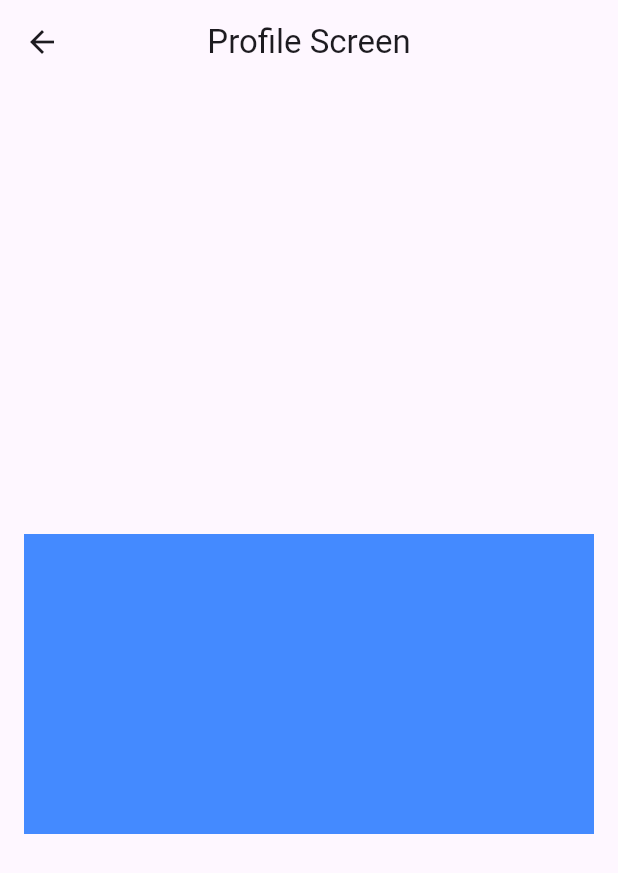
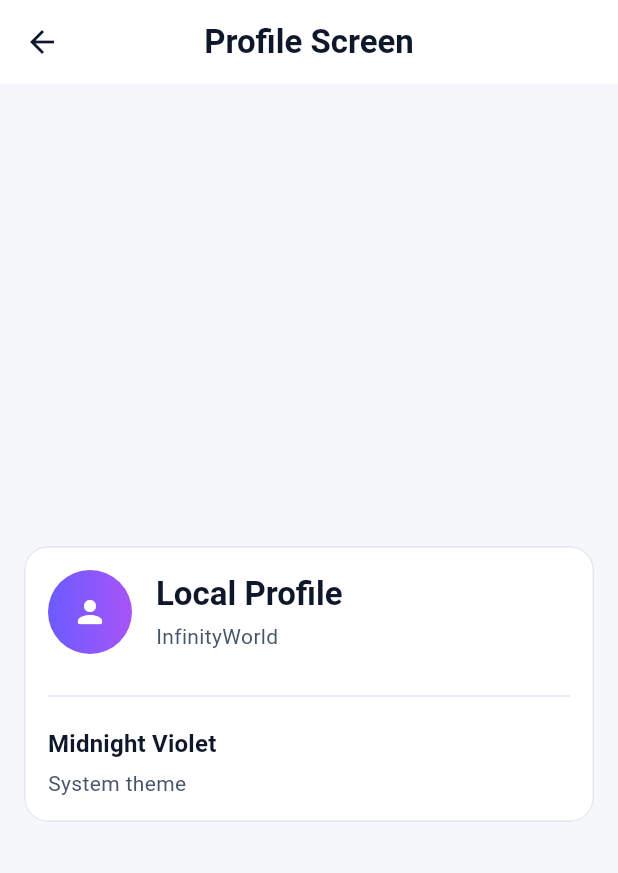
Before and after one commit to nqminh2417/InfinityWorld, a Flutter app: the ProfileScreen screen opened by its route, on a phone screen of 412 x 824 dp. Shown: the top 873 px of the screen. Run offline on Flutter 3.47's test engine with Material 3 defaults, Android fonts, the phone set to English and light mode, and no system bars; our stand-ins replace get.

Commit message:
feat: implement Midnight Violet theme and IwCard component; update Profile screen

```diff
--- /dev/null
+++ b/lib/design_system/components/iw_card.dart
@@ -0,0 +1,50 @@
+import 'package:flutter/material.dart';
+import 'package:infinity_world/design_system/tokens/iw_colors.dart';
+import 'package:infinity_world/design_system/tokens/iw_radius.dart';
+import 'package:infinity_world/design_system/tokens/iw_spacing.dart';
+
+class IwCard extends StatelessWidget {
+  final Widget child;
+  final EdgeInsetsGeometry padding;
+  final EdgeInsetsGeometry? margin;
+  final VoidCallback? onTap;
+
+  const IwCard({
+    super.key,
+    required this.child,
+    this.padding = const EdgeInsets.all(IwSpacing.cardPadding),
+    this.margin,
+    this.onTap,
+  });
+
+  @override
+  Widget build(BuildContext context) {
+    final brightness = Theme.of(context).brightness;
+    final borderRadius = IwRadius.cardBorderRadius;
+
+    final content = Padding(padding: padding, child: child);
+
+    final card = Material(
+      color: IwColors.surface1(brightness),
+      clipBehavior: Clip.antiAlias,
+      shape: RoundedRectangleBorder(
+        borderRadius: borderRadius,
+        side: BorderSide(color: IwColors.border(brightness)),
+      ),
+      child:
+          onTap == null
+              ? content
+              : InkWell(
+                borderRadius: borderRadius,
+                onTap: onTap,
+                child: content,
+              ),
+    );
+
+    if (margin == null) {
+      return card;
+    }
+
+    return Padding(padding: margin!, child: card);
+  }
+}
--- /dev/null
+++ b/lib/design_system/tokens/iw_colors.dart
@@ -0,0 +1,60 @@
+import 'package:flutter/material.dart';
+
+class IwColors {
+  const IwColors._();
+
+  static const Color darkBackground = Color(0xFF0B0E1A);
+  static const Color darkSurface1 = Color(0xFF14162B);
+  static const Color darkSurface2 = Color(0xFF1B1E35);
+  static const Color darkBorder = Color(0xFF3F4470);
+  static const Color darkTextPrimary = Color(0xFFFFFFFF);
+  static const Color darkTextSecondary = Color(0xFFAEB3D6);
+
+  static const Color lightBackground = Color(0xFFF6F7FB);
+  static const Color lightSurface1 = Color(0xFFFFFFFF);
+  static const Color lightSurface2 = Color(0xFFF1F3F9);
+  static const Color lightBorder = Color(0xFFE2E6F0);
+  static const Color lightTextPrimary = Color(0xFF0F172A);
+  static const Color lightTextSecondary = Color(0xFF475569);
+
+  static const Color primary = Color(0xFF6B5BFF);
+  static const Color primaryBright = Color(0xFFA855F7);
+  static const Color darkSecondary = Color(0xFF4CC2FF);
+  static const Color lightSecondary = Color(0xFF2563EB);
+  static const Color darkError = Color(0xFFEF4444);
+  static const Color lightError = Color(0xFFDC2626);
+
+  static Color background(Brightness brightness) {
+    return brightness == Brightness.dark ? darkBackground : lightBackground;
+  }
+
+  static Color surface1(Brightness brightness) {
+    return brightness == Brightness.dark ? darkSurface1 : lightSurface1;
+  }
+
+  static Color surface2(Brightness brightness) {
+    return brightness == Brightness.dark ? darkSurface2 : lightSurface2;
+  }
+
+  static Color border(Brightness brightness) {
+    return brightness == Brightness.dark ? darkBorder : lightBorder;
+  }
+
+  static Color textPrimary(Brightness brightness) {
+    return brightness == Brightness.dark ? darkTextPrimary : lightTextPrimary;
+  }
+
+  static Color textSecondary(Brightness brightness) {
+    return brightness == Brightness.dark
+        ? darkTextSecondary
+        : lightTextSecondary;
+  }
+
+  static Color secondary(Brightness brightness) {
+    return brightness == Brightness.dark ? darkSecondary : lightSecondary;
+  }
+
+  static Color error(Brightness brightness) {
+    return brightness == Brightness.dark ? darkError : lightError;
+  }
+}
--- /dev/null
+++ b/lib/design_system/tokens/iw_radius.dart
@@ -0,0 +1,25 @@
+import 'package:flutter/material.dart';
+
+class IwRadius {
+  const IwRadius._();
+
+  static const double radius4 = 4;
+  static const double radius8 = 8;
+  static const double radius12 = 12;
+  static const double radius16 = 16;
+  static const double radius20 = 20;
+  static const double radius24 = 24;
+  static const double radiusFull = 999;
+
+  static BorderRadius get buttonBorderRadius {
+    return BorderRadius.circular(radius12);
+  }
+
+  static BorderRadius get cardBorderRadius {
+    return BorderRadius.circular(radius16);
+  }
+
+  static BorderRadius get inputBorderRadius {
+    return BorderRadius.circular(radius12);
+  }
+}
--- /dev/null
+++ b/lib/design_system/tokens/iw_spacing.dart
@@ -0,0 +1,22 @@
+class IwSpacing {
+  const IwSpacing._();
+
+  static const double space0 = 0;
+  static const double space2 = 2;
+  static const double space4 = 4;
+  static const double space6 = 6;
+  static const double space8 = 8;
+  static const double space10 = 10;
+  static const double space12 = 12;
+  static const double space16 = 16;
+  static const double space20 = 20;
+  static const double space24 = 24;
+  static const double space32 = 32;
+  static const double space40 = 40;
+  static const double space48 = 48;
+  static const double space64 = 64;
+
+  static const double screenPadding = space16;
+  static const double cardPadding = space16;
+  static const double sectionGap = space24;
+}
--- a/lib/features/profile/presentation/profile_screen.dart
+++ b/lib/features/profile/presentation/profile_screen.dart
@@ -1,4 +1,7 @@
 import 'package:flutter/material.dart';
+import 'package:infinity_world/design_system/components/iw_card.dart';
+import 'package:infinity_world/design_system/tokens/iw_colors.dart';
+import 'package:infinity_world/design_system/tokens/iw_spacing.dart';
 
 class ProfileScreen extends StatefulWidget {
   const ProfileScreen({super.key});
@@ -10,6 +13,8 @@ class ProfileScreen extends StatefulWidget {
 class _ProfileScreenState extends State<ProfileScreen> {
   @override
   Widget build(BuildContext context) {
+    final brightness = Theme.of(context).brightness;
+
     return Scaffold(
       appBar: AppBar(
         // automaticallyImplyLeading: false,
@@ -21,21 +26,83 @@ class _ProfileScreenState extends State<ProfileScreen> {
         child: LayoutBuilder(
           builder: (context, constraints) {
             return SingleChildScrollView(
-              padding: const EdgeInsets.all(16),
+              padding: const EdgeInsets.all(IwSpacing.screenPadding),
               child: ConstrainedBox(
                 constraints: BoxConstraints(minHeight: constraints.maxHeight),
                 child: Center(
-                  child: Column(
-                    mainAxisSize: MainAxisSize.min,
-                    children: [
-                      Ink(
-                        child: Container(
-                          width: double.infinity,
-                          height: 200,
-                          color: Colors.blueAccent,
-                        ),
+                  child: IwCard(
+                    child: SizedBox(
+                      width: double.infinity,
+                      child: Column(
+                        mainAxisSize: MainAxisSize.min,
+                        crossAxisAlignment: CrossAxisAlignment.start,
+                        children: [
+                          Row(
+                            children: [
+                              Container(
+                                width: 56,
+                                height: 56,
+                                decoration: BoxDecoration(
+                                  gradient: const LinearGradient(
+                                    colors: [
+                                      IwColors.primary,
+                                      IwColors.primaryBright,
+                                    ],
+                                  ),
+                                  borderRadius: BorderRadius.circular(28),
+                                ),
+                                child: const Icon(
+                                  Icons.person_rounded,
+                                  color: Colors.white,
+                                ),
+                              ),
+                              const SizedBox(width: IwSpacing.space16),
+                              Expanded(
+                                child: Column(
+                                  crossAxisAlignment: CrossAxisAlignment.start,
+                                  children: [
+                                    Text(
+                                      'Local Profile',
+                                      style:
+                                          Theme.of(
+                                            context,
+                                          ).textTheme.titleLarge,
+                                    ),
+                                    const SizedBox(height: IwSpacing.space4),
+                                    Text(
+                                      'InfinityWorld',
+                                      style: Theme.of(
+                                        context,
+                                      ).textTheme.bodyMedium?.copyWith(
+                                        color: IwColors.textSecondary(
+                                          brightness,
+                                        ),
+                                      ),
+                                    ),
+                                  ],
+                                ),
+                              ),
+                            ],
+                          ),
+                          const SizedBox(height: IwSpacing.space20),
+                          Divider(color: IwColors.border(brightness)),
+                          const SizedBox(height: IwSpacing.space12),
+                          Text(
+                            'Midnight Violet',
+                            style: Theme.of(context).textTheme.titleMedium,
+                          ),
+                          const SizedBox(height: IwSpacing.space4),
+                          Text(
+                            'System theme',
+                            style: Theme.of(
+                              context,
+                            ).textTheme.bodyMedium?.copyWith(
+                              color: IwColors.textSecondary(brightness),
+                            ),
+                          ),
+                        ],
                       ),
-                    ],
+                    ),
                   ),
                 ),
               ),
--- a/lib/main.dart
+++ b/lib/main.dart
@@ -1,5 +1,6 @@
 import 'package:flutter/material.dart';
 import 'package:get/get_navigation/get_navigation.dart';
+import 'package:infinity_world/app/theme/app_theme.dart';
 import 'package:infinity_world/core/config/constants.dart';
 
 import 'package:infinity_world/routes/app_pages.dart';
@@ -21,7 +22,9 @@ class MainApp extends StatelessWidget {
       debugShowCheckedModeBanner: false,
       initialRoute: AppRoutes.login, // Màn hình mặc định khi khởi động
       getPages: AppPages.pages, // Danh sách các route
-      theme: ThemeData(primarySwatch: Colors.blue),
+      theme: AppTheme.light,
+      darkTheme: AppTheme.dark,
+      themeMode: ThemeMode.system,
     );
   }
 }
```
Also changed, not shown: lib/app/theme/app_theme.dart (added, +73 -0 lines), 5 other files.
